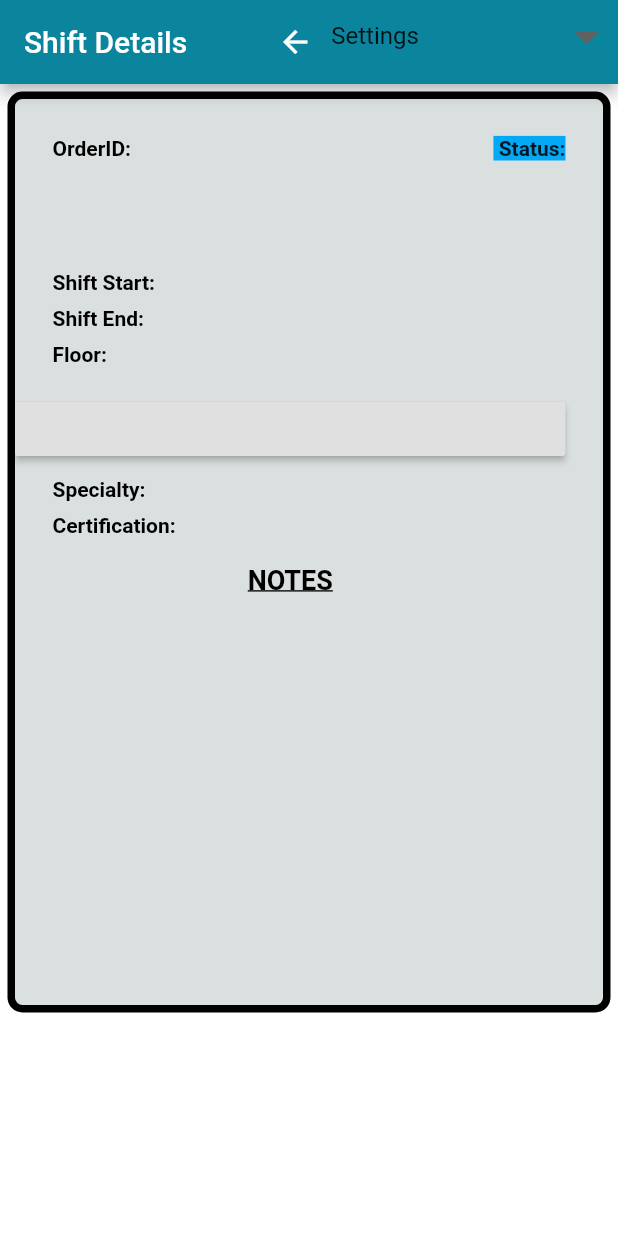
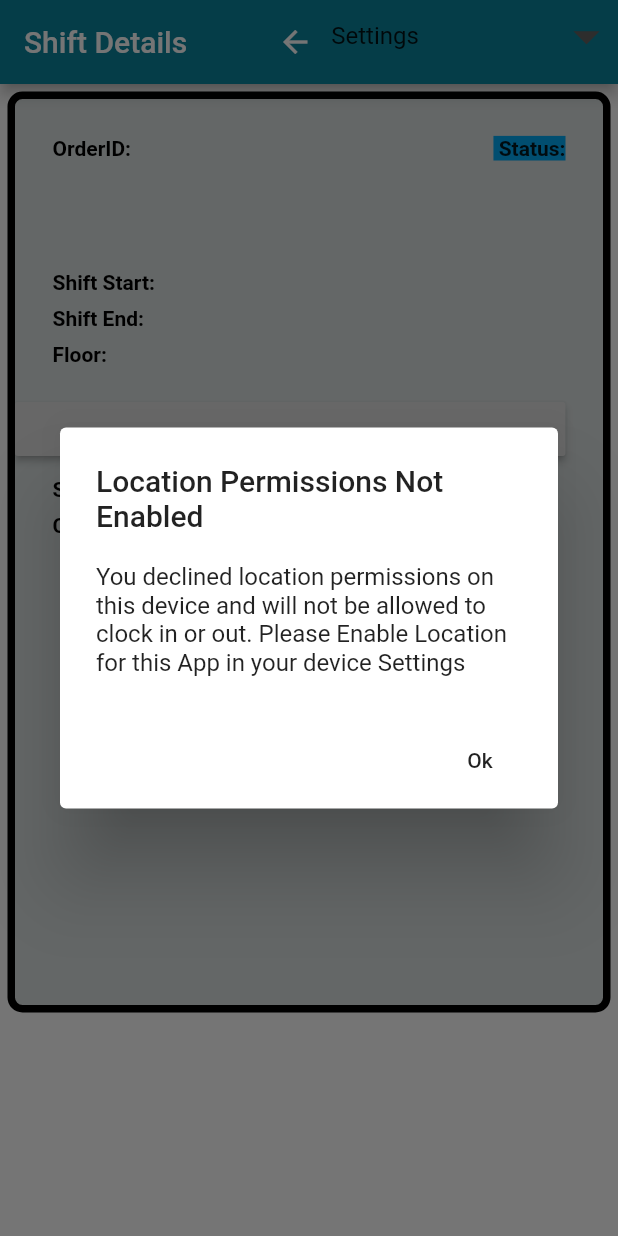
Before and after one commit to ryonsteele/AltoStaffer, a Flutter app: the ShiftDetailView screen opened directly with empty values, after a tap on "Ok", on a phone screen of 412 x 824 dp. Run offline on Flutter 3.47's test engine with Material 2 defaults, Android fonts, the phone set to English and light mode, and no system bars; our stand-ins replace charts_flutter, dio, file_picker, firebase_messaging, flutter_local_notifications, geolocator and 5 more; missing offline and left inert: android_intent, back_button_interceptor, custom_switch_button, device_calendar, geocoder, maps_launcher and 1 more; accounts and stored records are empty; network calls fail; Roboto replaces fonts that are missing (Montserrat).

Commit message:
Force clockoutin times to EST, add location disabled dialog

```diff
--- a/lib/AltoUtils.dart
+++ b/lib/AltoUtils.dart
@@ -10,8 +10,8 @@ class AltoUtils {
   }
 
    //static const String baseApiUrl = 'http://192.168.1.98:8080/api/mobile';
-   static const String baseApiUrl = 'http://192.168.1.74:8080/api/mobile';
-   //static const String baseApiUrl = 'http://altowebbapp.com:8080/api/mobile';
+   //static const String baseApiUrl = 'http://192.168.1.74:8080/api/mobile';
+   static const String baseApiUrl = 'http://altowebbapp.com:8080/api/mobile';
    static const String baseHcsUrl = 'https://ctms.contingenttalentmanagement.com/CirrusConcept/clearConnect/2_0/index.cfm';
    static const String suCreds = '&username=rsteele&password=altoApp1!';
 
@@ -20,7 +20,7 @@ class AltoUtils {
    static const String url3 = 'https://www.altostaffing.com';
 
    static String formatDates(String sDate){
-
+     if (sDate == null || sDate.isEmpty) return "";
      DateTime dateTime =  DateTime.parse(sDate);
      var ny = getLocation('US/Eastern');
      var date = TZDateTime.from(dateTime, ny);
--- a/lib/ShiftDetailView.dart
+++ b/lib/ShiftDetailView.dart
@@ -45,8 +45,8 @@ class _ShiftDetailView extends State<ShiftDetailView> with WidgetsBindingObserve
   String _currentAddy;
   static const int OPEN_SHIFT = 0;
   static const int CHECKED_IN = 1;
-  static const int CLOCKIN_WINDOW_BEGIN = -3000000; //10m befor or 30m after
-  static const int CLOCKIN_WINDOW_END = 1000000; //10m before or 30m after
+  static const int CLOCKIN_WINDOW_BEGIN = -30; //10m befor or 30m after
+  static const int CLOCKIN_WINDOW_END = 10; //10m before or 30m after
   //static const int CHECKED_OUT_BRK = 2;
   //static const int CHECKED_IN_BRK = 3;
   static const int CHECKED_OUT = 4;
@@ -512,8 +512,8 @@ class _ShiftDetailView extends State<ShiftDetailView> with WidgetsBindingObserve
 
 
     //debug
-      lat = 39.861742;
-      lon = -84.290875;
+//      lat = 39.861742;
+//      lon = -84.290875;
 
     StringBuffer buffer = new StringBuffer();
     buffer.write('{"tempId": "');
@@ -605,8 +605,8 @@ class _ShiftDetailView extends State<ShiftDetailView> with WidgetsBindingObserve
     Map<String, String> headers = {"Content-type": "application/json"};
 
     //debug
-    lat = 39.861742;
-    lon = -84.290875;
+//    lat = 39.861742;
+//    lon = -84.290875;
 
     var signOff = _fNameFieldController.text.trim() + " " + _lNameFieldController.text.trim() + " | " + _titleFieldController.text.trim();
 
@@ -854,7 +854,12 @@ class _ShiftDetailView extends State<ShiftDetailView> with WidgetsBindingObserve
         .then((Position position) {
       _currentPosition = position;
     }).catchError((e) {
+      showLocationFailureDialog(context);
       print(e);
+      setState(() {
+        myButton = null;
+        isLoading = false;
+      });
     });
   }
 
@@ -957,8 +962,7 @@ class _ShiftDetailView extends State<ShiftDetailView> with WidgetsBindingObserve
     );
   }
 
-  showConnectionDialog(BuildContext context) {
-
+  showLocationFailureDialog(BuildContext context) {
 
       Widget continueButton = FlatButton(
         child: Text("Ok"),
@@ -969,8 +973,8 @@ class _ShiftDetailView extends State<ShiftDetailView> with WidgetsBindingObserve
 
       // set up the AlertDialog
       AlertDialog alert = AlertDialog(
-        title: Text('There\'s been a connection issue!'),
-        content: Text("Please check you network, restart the app or try again soon"),
+        title: Text('Location Permissions Not Enabled'),
+        content: Text("You declined location permissions on this device and will not be allowed to clock in or out. Please Enable Location for this App in your device Settings"),
         actions: [
           continueButton,
         ],
@@ -984,6 +988,33 @@ class _ShiftDetailView extends State<ShiftDetailView> with WidgetsBindingObserve
         },
       );
     }
+
+  showConnectionDialog(BuildContext context) {
+
+    Widget continueButton = FlatButton(
+      child: Text("Ok"),
+      onPressed:  () {
+        Navigator.of(context, rootNavigator: true).pop('dialog');
+      },
+    );
+
+    // set up the AlertDialog
+    AlertDialog alert = AlertDialog(
+      title: Text('There\'s been a connection issue!'),
+      content: Text("Please check you network, restart the app or try again soon"),
+      actions: [
+        continueButton,
+      ],
+    );
+
+    // show the dialog
+    showDialog(
+      context: context,
+      builder: (BuildContext context) {
+        return alert;
+      },
+    );
+  }
 
 
   showInterestSuccessDialog(BuildContext context) {
--- a/pubspec.yaml
+++ b/pubspec.yaml
@@ -11,7 +11,7 @@ description: A new Flutter application.
 # In iOS, build-name is used as CFBundleShortVersionString while build-number used as CFBundleVersion.
 # Read more about iOS versioning at
 # https://developer.apple.com/library/archive/documentation/General/Reference/InfoPlistKeyReference/Articles/CoreFoundationKeys.html
-version: 1.28.0+28
+version: 1.29.0+29
 
 environment:
   sdk: ">=2.5.2 <3.0.0"
```
Also changed, not shown: 3 other files.
